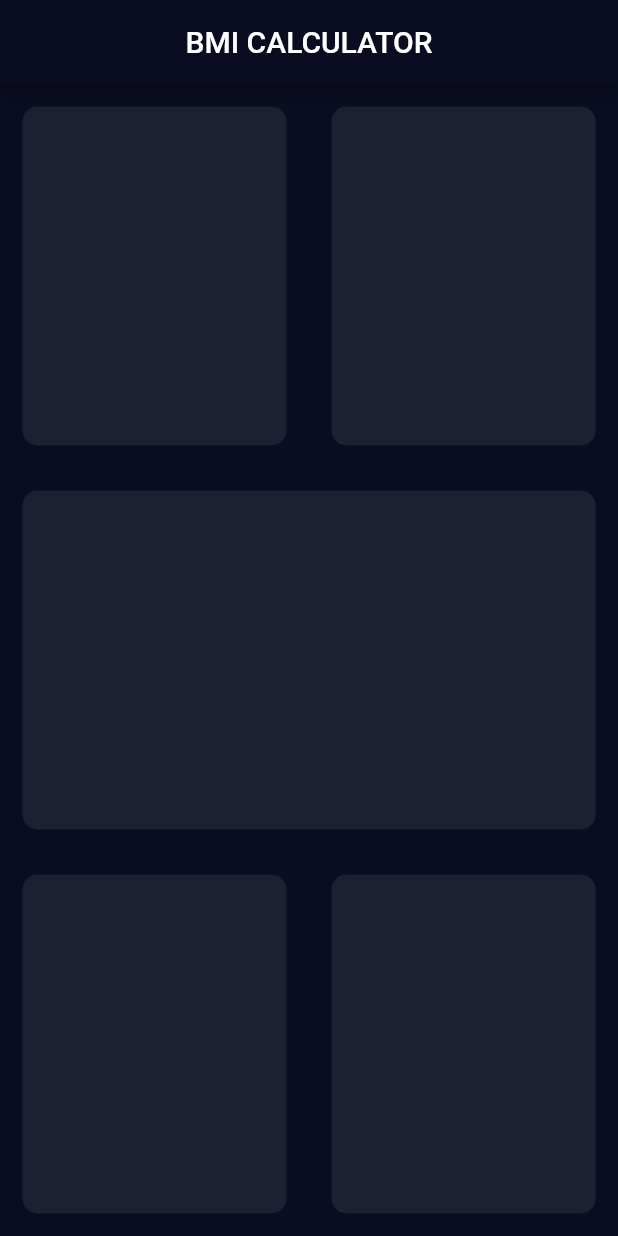
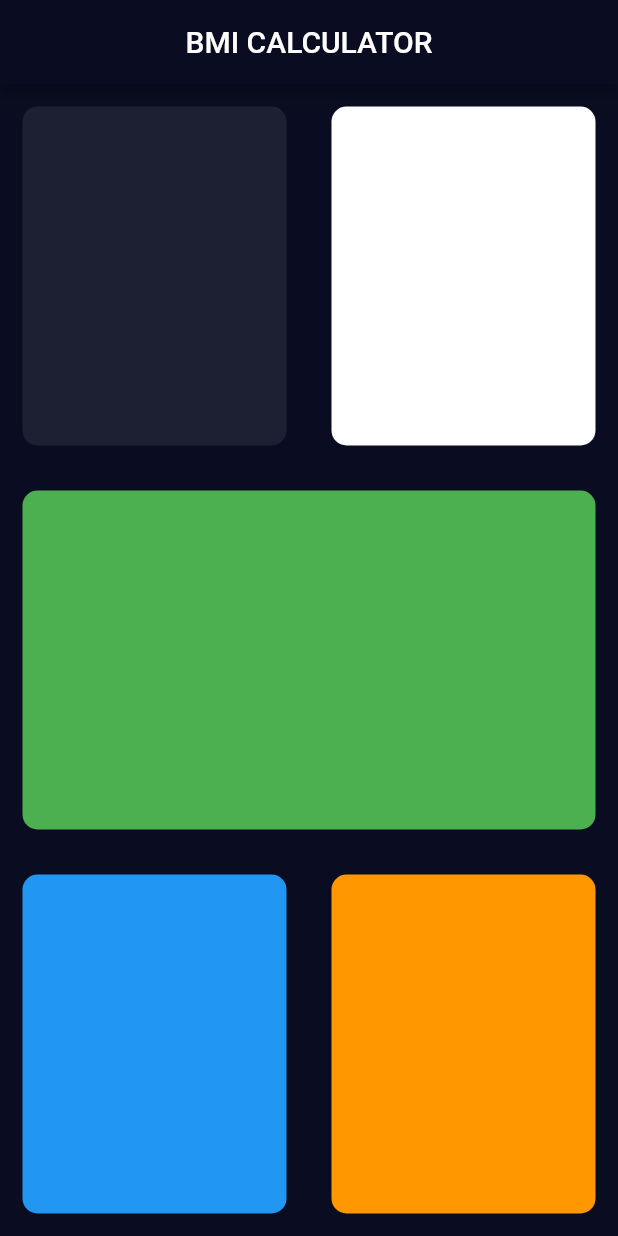
Before and after one commit to Arunachalam0007/SHA-FLUTTER, a Flutter app: the screen it shows after launch, on a phone screen of 412 x 824 dp. Run offline on Flutter 3.47's test engine with Material 2 defaults, Android fonts, the phone set to English and light mode, and no system bars; our stand-ins replace audioplayers, rflutter_alert.

Commit message:
BMI: Creating Custom Widget ( Conatainer with Decoration)

```diff
--- a/Basics/bmi_calculator_flutter/lib/input_page.dart
+++ b/Basics/bmi_calculator_flutter/lib/input_page.dart
@@ -22,54 +22,34 @@ class _InputPageState extends State<InputPage> {
               child: Row(
                 children: [
                   Expanded(
-                    child: Container(
-                      margin: EdgeInsets.all(15.0),
-                      decoration: BoxDecoration(
-                        color: Color(0xFF1D1F33),
-                        borderRadius: BorderRadius.circular(10.0),
-                      ),
+                    child: ReusableCard(
+                      cardColor: Color(0xFF1D1F33),
                     ),
                   ),
                   Expanded(
-                    child: Container(
-                      margin: EdgeInsets.all(15.0),
-                      decoration: BoxDecoration(
-                        color: Color(0xFF1D1F33),
-                        borderRadius: BorderRadius.circular(10.0),
-                      ),
+                    child: ReusableCard(
+                      cardColor: Colors.white,
                     ),
                   ),
                 ],
               ),
             ),
             Expanded(
-              child: Container(
-                margin: EdgeInsets.all(15.0),
-                decoration: BoxDecoration(
-                  color: Color(0xFF1D1F33),
-                  borderRadius: BorderRadius.circular(10.0),
-                ),
+              child: ReusableCard(
+                cardColor: Colors.green,
               ),
             ),
             Expanded(
               child: Row(
                 children: [
                   Expanded(
-                    child: Container(
-                      margin: EdgeInsets.all(15.0),
-                      decoration: BoxDecoration(
-                        color: Color(0xFF1D1F33),
-                        borderRadius: BorderRadius.circular(10.0),
-                      ),
+                    child: ReusableCard(
+                      cardColor: Colors.blue,
                     ),
                   ),
                   Expanded(
-                    child: Container(
-                      margin: EdgeInsets.all(15.0),
-                      decoration: BoxDecoration(
-                        color: Color(0xFF1D1F33),
-                        borderRadius: BorderRadius.circular(10.0),
-                      ),
+                    child: ReusableCard(
+                      cardColor: Colors.orange,
                     ),
                   ),
                 ],
@@ -79,3 +59,21 @@ class _InputPageState extends State<InputPage> {
         ));
   }
 }
+
+class ReusableCard extends StatelessWidget {
+
+  final Color cardColor;
+
+  ReusableCard({@required this.cardColor});
+
+  @override
+  Widget build(BuildContext context) {
+    return Container(
+      margin: EdgeInsets.all(15.0),
+      decoration: BoxDecoration(
+        color: cardColor,
+        borderRadius: BorderRadius.circular(10.0),
+      ),
+    );
+  }
+}
```
Also changed, not shown: Basics/bmi_calculator_flutter/bmi calculator app images/Custom Card Widget.PNG (added).
